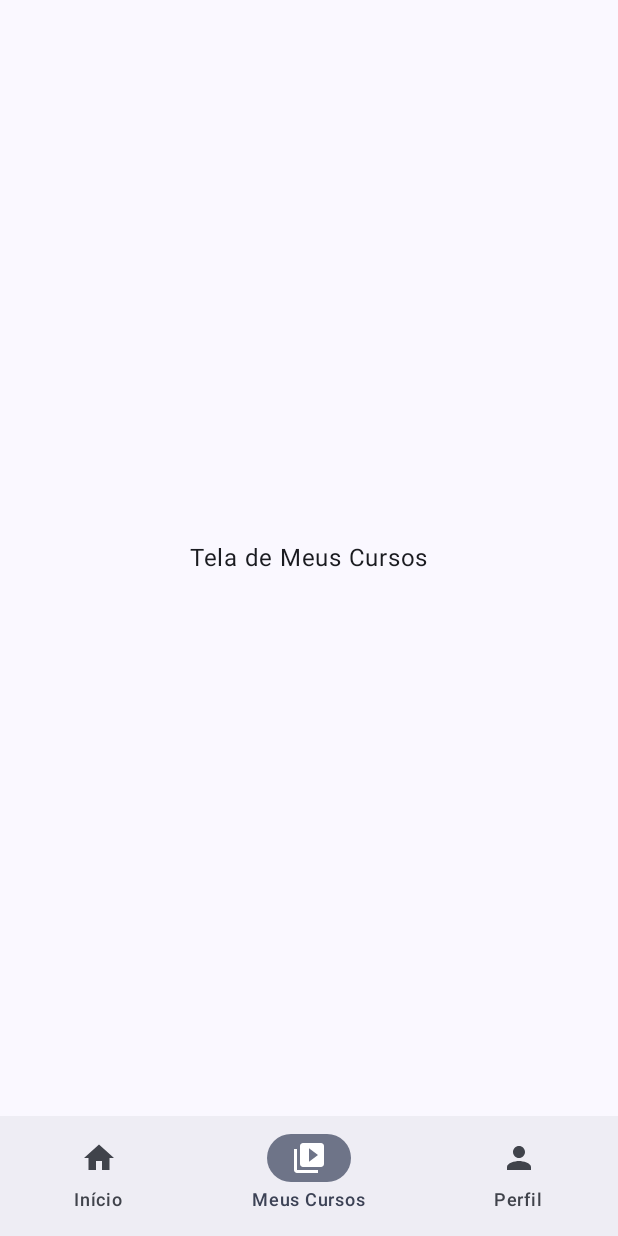
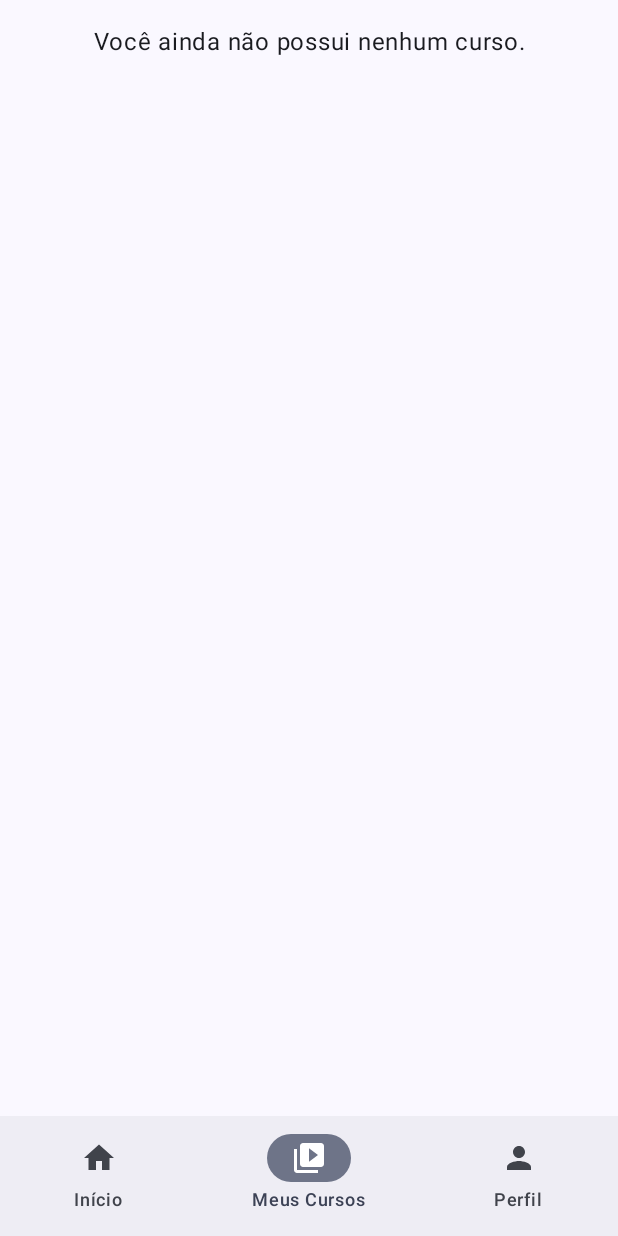
Before and after one commit to victorbenatti/cursosEcom, an Android app built with Jetpack Compose: the composable MainScreen called with empty values, item 2 of the bottom bar chosen, on a phone screen of 412 x 824 dp. Run offline under Robolectric (Android 15) with nearby library versions, the phone set to English and light mode, and no system bars; pictures from the network do not load.

Commit message:
desenvolvendo tela de Meus Cursos

```diff
--- a/app/src/main/java/com/example/cursosecom/ui/home/HomeViewModel.kt
+++ b/app/src/main/java/com/example/cursosecom/ui/home/HomeViewModel.kt
@@ -25,6 +25,9 @@ interface ApiService {
 
     @GET("perfil.php")
     suspend fun getPerfilUsuario(@Query("usuario_id") usuarioId: Int): PerfilUsuario
+
+    @GET("meus_cursos.php")
+    suspend fun getMeusCursos(@Query("usuario_id") usuarioId: Int): List<Curso>
 }
 
 // --- Objeto para criar uma instância única do Retrofit ---
--- a/app/src/main/java/com/example/cursosecom/ui/main/MainScreen.kt
+++ b/app/src/main/java/com/example/cursosecom/ui/main/MainScreen.kt
@@ -61,7 +61,7 @@ fun MainScreen(navControllerApp: NavController, userId: Int) {
             modifier = Modifier.padding(innerPadding)
         ) {
             composable(BottomNavItem.Home.route) { HomeScreen(navController = navControllerApp) }
-            composable(BottomNavItem.MyCourses.route) { MeusCursosScreen() }
+            composable(BottomNavItem.MyCourses.route) { MeusCursosScreen(navController = navControllerApp, userId = userId) }
             composable(BottomNavItem.Profile.route) { PerfilScreen(navController = navControllerApp, userId = userId) }
         }
     }
--- a/app/src/main/java/com/example/cursosecom/ui/mycourses/MeusCursosScreen.kt
+++ b/app/src/main/java/com/example/cursosecom/ui/mycourses/MeusCursosScreen.kt
@@ -1,18 +1,65 @@
 package com.example.cursosecom.ui.mycourses
 
-import androidx.compose.foundation.layout.Box
-import androidx.compose.foundation.layout.fillMaxSize
-import androidx.compose.material3.Text
+import androidx.compose.foundation.layout.*
+import androidx.compose.foundation.lazy.LazyColumn
+import androidx.compose.foundation.lazy.items
+import androidx.compose.material3.*
 import androidx.compose.runtime.Composable
+import androidx.compose.runtime.LaunchedEffect
 import androidx.compose.ui.Alignment
 import androidx.compose.ui.Modifier
+import androidx.compose.ui.graphics.Color
+import androidx.compose.ui.text.style.TextAlign
+import androidx.compose.ui.unit.dp
+import androidx.lifecycle.viewmodel.compose.viewModel
+import androidx.navigation.NavController
+import com.example.cursosecom.CursoCard // Importe o CursoCard que já existe
 
 @Composable
-fun MeusCursosScreen() {
-    Box(
-        modifier = Modifier.fillMaxSize(),
-        contentAlignment = Alignment.Center
+fun MeusCursosScreen(
+    navController: NavController,
+    userId: Int,
+    viewModel: MeusCursosViewModel = viewModel()
+) {
+    LaunchedEffect(key1 = userId) {
+        viewModel.fetchMeusCursos(userId)
+    }
+
+    val cursos = viewModel.cursos.value
+    val isLoading = viewModel.isLoading.value
+    val error = viewModel.error.value
+
+    Column(
+        modifier = Modifier
+            .fillMaxSize()
+            .padding(horizontal = 8.dp),
+        horizontalAlignment = Alignment.CenterHorizontally
     ) {
-        Text("Tela de Meus Cursos")
+        if (isLoading) {
+            CircularProgressIndicator(modifier = Modifier.padding(16.dp))
+        } else if (error != null) {
+            Text(
+                text = error,
+                color = Color.Red,
+                textAlign = TextAlign.Center,
+                modifier = Modifier.padding(16.dp)
+            )
+        } else if (cursos.isEmpty()) {
+            Text(
+                text = "Você ainda não possui nenhum curso.",
+                modifier = Modifier.padding(16.dp),
+                textAlign = TextAlign.Center
+            )
+        } else {
+            LazyColumn(verticalArrangement = Arrangement.spacedBy(8.dp), contentPadding = PaddingValues(vertical = 8.dp)) {
+                items(cursos) { curso ->
+                    // Reutilizamos o mesmo CursoCard da HomeScreen!
+                    CursoCard(curso = curso, onClick = {
+                        // ALTERADO: Adicionamos o parâmetro ?possuiCurso=true na rota
+                        navController.navigate("detalhes_curso/${curso.id}?possuiCurso=true")
+                    })
+                }
+            }
+        }
     }
 }
--- /dev/null
+++ b/app/src/main/java/com/example/cursosecom/ui/mycourses/MeusCursosViewModel.kt
@@ -0,0 +1,36 @@
+package com.example.cursosecom.ui.mycourses
+
+import androidx.compose.runtime.State
+import androidx.compose.runtime.mutableStateOf
+import androidx.lifecycle.ViewModel
+import androidx.lifecycle.viewModelScope
+import com.example.cursosecom.data.model.Curso
+import com.example.cursosecom.ui.home.RetrofitClient
+import kotlinx.coroutines.launch
+
+class MeusCursosViewModel : ViewModel() {
+    private val _cursos = mutableStateOf<List<Curso>>(emptyList())
+    val cursos: State<List<Curso>> = _cursos
+
+    private val _isLoading = mutableStateOf(false)
+    val isLoading: State<Boolean> = _isLoading
+
+    private val _error = mutableStateOf<String?>(null)
+    val error: State<String?> = _error
+
+    fun fetchMeusCursos(userId: Int) {
+        if (userId == 0) return
+
+        viewModelScope.launch {
+            _isLoading.value = true
+            _error.value = null
+            try {
+                _cursos.value = RetrofitClient.instance.getMeusCursos(userId)
+            } catch (e: Exception) {
+                _error.value = "Falha ao carregar seus cursos."
+            } finally {
+                _isLoading.value = false
+            }
+        }
+    }
+}
```
Also changed, not shown: app/src/main/java/com/example/cursosecom/MainActivity.kt (+21 -5 lines), app/src/main/java/com/example/cursosecom/data/model/Curso.kt (+6 -3 lines), app/src/main/java/com/example/cursosecom/ui/detalhe/CursoDetalheScreen.kt (+10 -18 lines).
